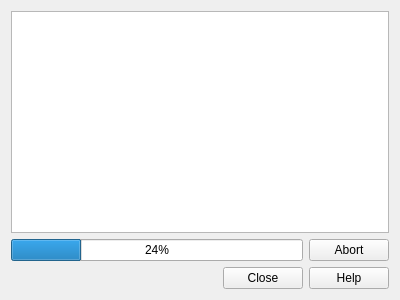
First picture: the form in src/ui/qgslayermetadatasearchwidget.ui, repository qgis/QGIS, before the edit.
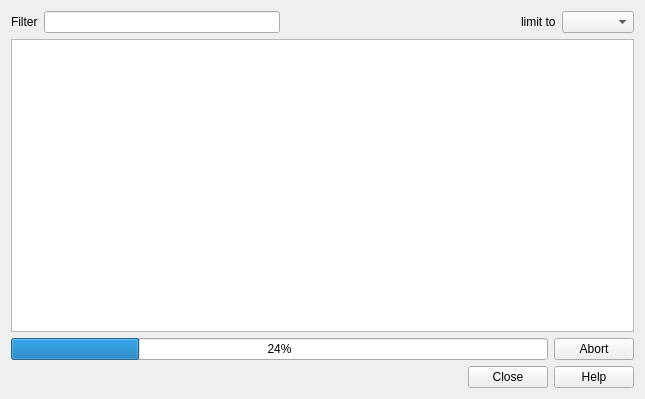
Second picture: the form after the edit.

Commit message: Layer metadata GUI models and filters

Patch:
```diff
--- a/src/ui/qgslayermetadatasearchwidget.ui
+++ b/src/ui/qgslayermetadatasearchwidget.ui
@@ -6,14 +6,51 @@
    <rect>
     <x>0</x>
     <y>0</y>
-    <width>400</width>
-    <height>300</height>
+    <width>645</width>
+    <height>399</height>
    </rect>
   </property>
   <property name="windowTitle">
    <string>Form</string>
   </property>
   <layout class="QVBoxLayout" name="verticalLayout">
+   <item>
+    <layout class="QHBoxLayout" name="horizontalLayout_2">
+     <item>
+      <widget class="QLabel" name="label">
+       <property name="text">
+        <string>Filter</string>
+       </property>
+      </widget>
+     </item>
+     <item>
+      <widget class="QLineEdit" name="mSearchFilterLineEdit"/>
+     </item>
+     <item>
+      <spacer name="horizontalSpacer">
+       <property name="orientation">
+        <enum>Qt::Horizontal</enum>
+       </property>
+       <property name="sizeHint" stdset="0">
+        <size>
+         <width>40</width>
+         <height>20</height>
+        </size>
+       </property>
+      </spacer>
+     </item>
+     <item>
+      <widget class="QLabel" name="label_2">
+       <property name="text">
+        <string>limit to</string>
+       </property>
+      </widget>
+     </item>
+     <item>
+      <widget class="QComboBox" name="mExtentFilterComboBox"/>
+     </item>
+    </layout>
+   </item>
    <item>
     <widget class="QTableView" name="mMetadataTableView"/>
    </item>
```
Left out of the diff: 2 changed lines with no effect on the pictures. The commit also changes 10 other files.
